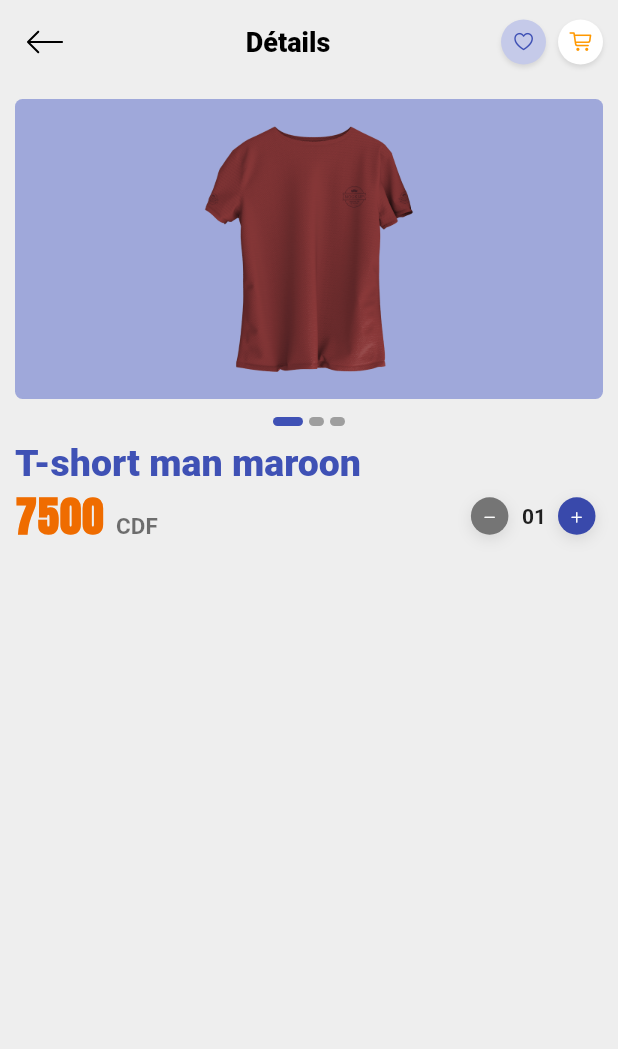
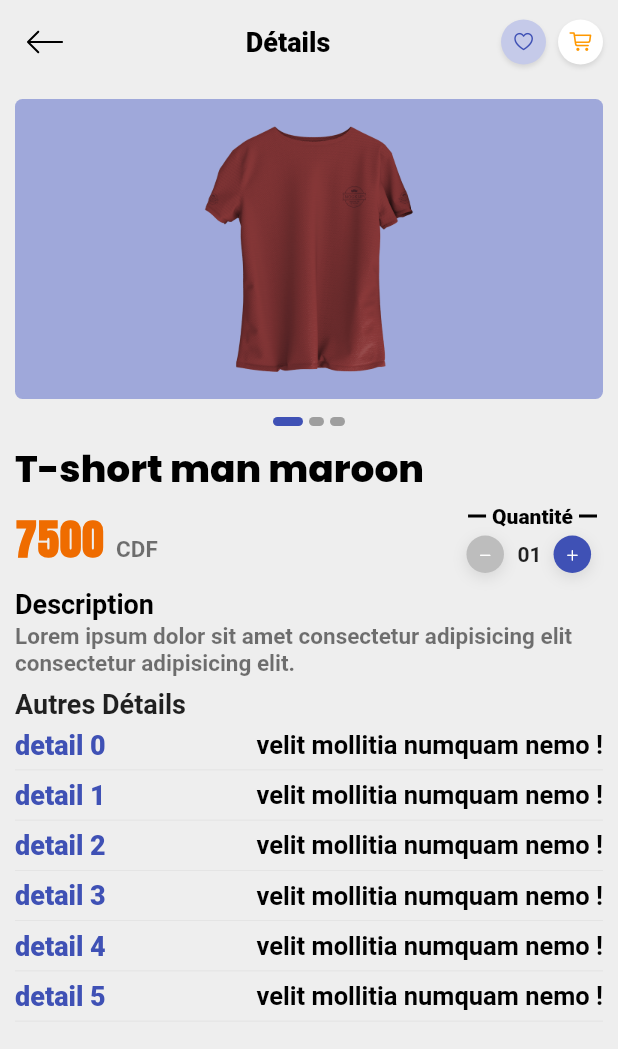
Before and after one commit to Delimond-eng/kin_achat, a Flutter app: the ProductSelectedDetails screen opened directly with sample values from the repository, on a phone screen of 412 x 824 dp. Shown: the top 1049 px of the screen. Run offline on Flutter 3.47's test engine with Material 2 defaults, Android fonts, the phone set to English and light mode, and no system bars; our stand-ins replace flutter_svg, get, google_fonts, lottie, palette_generator, video_player.

Commit message:
update details ui

```diff
--- a/lib/pages/product_details.dart
+++ b/lib/pages/product_details.dart
@@ -37,14 +37,17 @@ class ProductSelectedDetails extends StatelessWidget {
                       Flexible(
                         child: Text(
                           data.title,
-                          style: GoogleFonts.didactGothic(
-                            color: Colors.indigo,
+                          style: GoogleFonts.poppins(
+                            color: Colors.black,
                             fontSize: 25.0,
-                            fontWeight: FontWeight.w900,
+                            fontWeight: FontWeight.w800,
                           ),
                         ),
                       ),
                     ],
+                  ),
+                  const SizedBox(
+                    height: 5.0,
                   ),
                   Row(
                     mainAxisAlignment: MainAxisAlignment.spaceBetween,
@@ -72,12 +75,73 @@ class ProductSelectedDetails extends StatelessWidget {
                           ],
                         ),
                       ),
-                      PQtyUpdate(
-                        onQuantityChanged: (int q) {
-                          debugPrint('$q');
-                        },
+                      Column(
+                        crossAxisAlignment: CrossAxisAlignment.center,
+                        children: [
+                          Row(
+                            mainAxisAlignment: MainAxisAlignment.center,
+                            crossAxisAlignment: CrossAxisAlignment.center,
+                            children: [
+                              _line(),
+                              Text(
+                                "Quantité",
+                                style: GoogleFonts.didactGothic(
+                                  color: Colors.black,
+                                  fontWeight: FontWeight.w800,
+                                ),
+                              ),
+                              _line()
+                            ],
+                          ),
+                          const SizedBox(
+                            height: 5.0,
+                          ),
+                          PQtyUpdate(
+                            onQuantityChanged: (int q) {
+                              debugPrint('$q');
+                            },
+                          ),
+                        ],
                       )
                     ],
+                  ),
+                  const SizedBox(
+                    height: 10.0,
+                  ),
+                  Text(
+                    "Description",
+                    style: GoogleFonts.didactGothic(
+                      color: Colors.black,
+                      fontSize: 18.0,
+                      fontWeight: FontWeight.w600,
+                    ),
+                  ),
+                  const SizedBox(
+                    height: 2.0,
+                  ),
+                  Text(
+                    "Lorem ipsum dolor sit amet consectetur adipisicing elit  consectetur adipisicing elit.",
+                    style: GoogleFonts.didactGothic(
+                      color: Colors.black54,
+                      fontSize: 15.0,
+                      fontWeight: FontWeight.w600,
+                    ),
+                  ),
+                  const SizedBox(
+                    height: 8.0,
+                  ),
+                  Text(
+                    "Autres Détails",
+                    style: GoogleFonts.didactGothic(
+                      fontSize: 18.0,
+                      fontWeight: FontWeight.w600,
+                    ),
+                  ),
+                  ...List.generate(
+                    6,
+                    (index) => _detailItem(context,
+                        title: "detail $index  ",
+                        value: "velit mollitia numquam nemo !"),
                   ),
                 ],
               ),
@@ -85,6 +149,16 @@ class ProductSelectedDetails extends StatelessWidget {
           ),
         ],
       ),
+    );
+  }
+
+  Widget _line() {
+    return Container(
+      height: 2,
+      width: 12.0,
+      color: Colors.black,
+      alignment: Alignment.center,
+      margin: const EdgeInsets.symmetric(horizontal: 4.0),
     );
   }
 
@@ -253,4 +327,39 @@ class ProductSelectedDetails extends StatelessWidget {
       ),
     );
   }
+
+  Widget _detailItem(BuildContext context, {String title, String value}) {
+    return Container(
+      width: MediaQuery.of(context).size.width,
+      padding: const EdgeInsets.symmetric(vertical: 6.0),
+      decoration: BoxDecoration(
+        border: Border(
+          bottom: BorderSide(width: .5, color: Colors.grey[300]),
+        ),
+      ),
+      child: Row(
+        mainAxisAlignment: MainAxisAlignment.spaceBetween,
+        children: [
+          Text(
+            "$title ",
+            style: GoogleFonts.didactGothic(
+              color: Colors.indigo,
+              fontSize: 18.0,
+              fontWeight: FontWeight.w900,
+            ),
+          ),
+          Flexible(
+            child: Text(
+              value,
+              style: GoogleFonts.didactGothic(
+                color: Colors.black,
+                fontSize: 17.0,
+                fontWeight: FontWeight.w600,
+              ),
+            ),
+          )
+        ],
+      ),
+    );
+  }
 }
--- a/lib/screens/widgets/product_qty_update.dart
+++ b/lib/screens/widgets/product_qty_update.dart
@@ -12,7 +12,7 @@ class PQtyUpdate extends StatelessWidget {
       return Row(
         children: [
           RoundedIconBtn(
-            color: qty <= 1 ? Colors.grey : Colors.indigo,
+            color: qty <= 1 ? Colors.grey[400] : Colors.indigo,
             icon: CupertinoIcons.minus,
             size: 25.0,
             onPressed: () async {
@@ -51,7 +51,7 @@ class PQtyUpdate extends StatelessWidget {
 
 class RoundedIconBtn extends StatelessWidget {
   final IconData icon;
-  final MaterialColor color;
+  final Color color;
   final Function onPressed;
   final double size;
   const RoundedIconBtn(
@@ -65,7 +65,7 @@ class RoundedIconBtn extends StatelessWidget {
       width: size ?? 35.0,
       margin: const EdgeInsets.only(right: 5.0),
       decoration: BoxDecoration(
-        color: color.shade600,
+        color: color,
         borderRadius: BorderRadius.circular(35.0),
         boxShadow: [
           BoxShadow(
```
Also changed, not shown: lib/pages/product_details_page.dart (+5 -4 lines).
